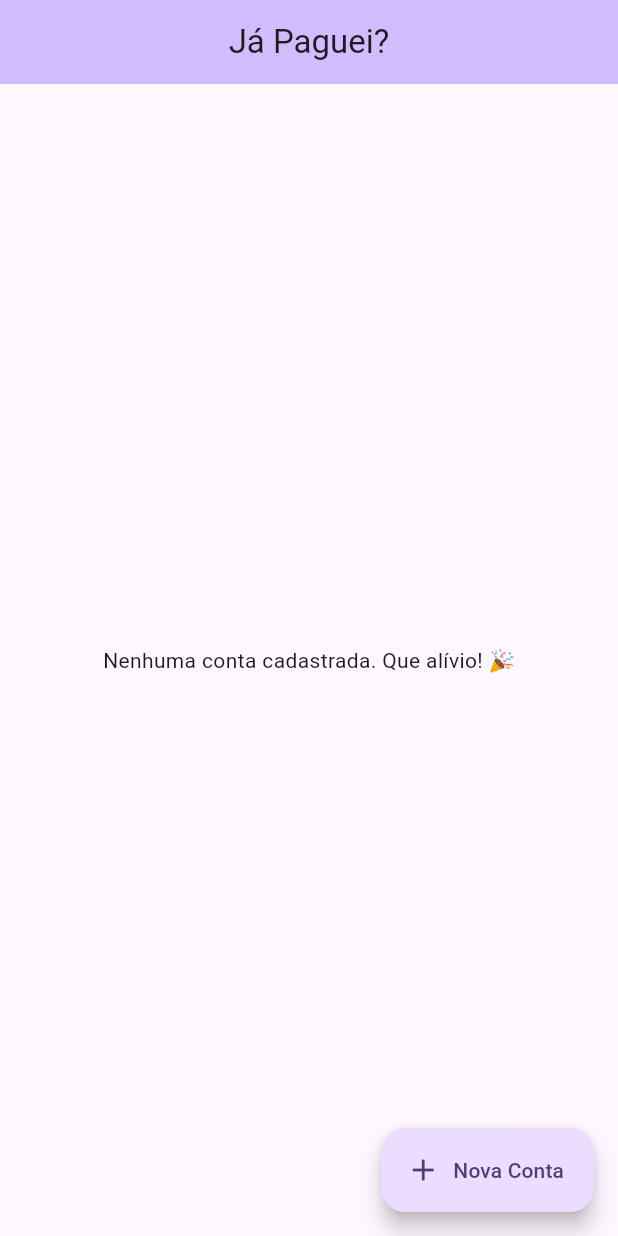
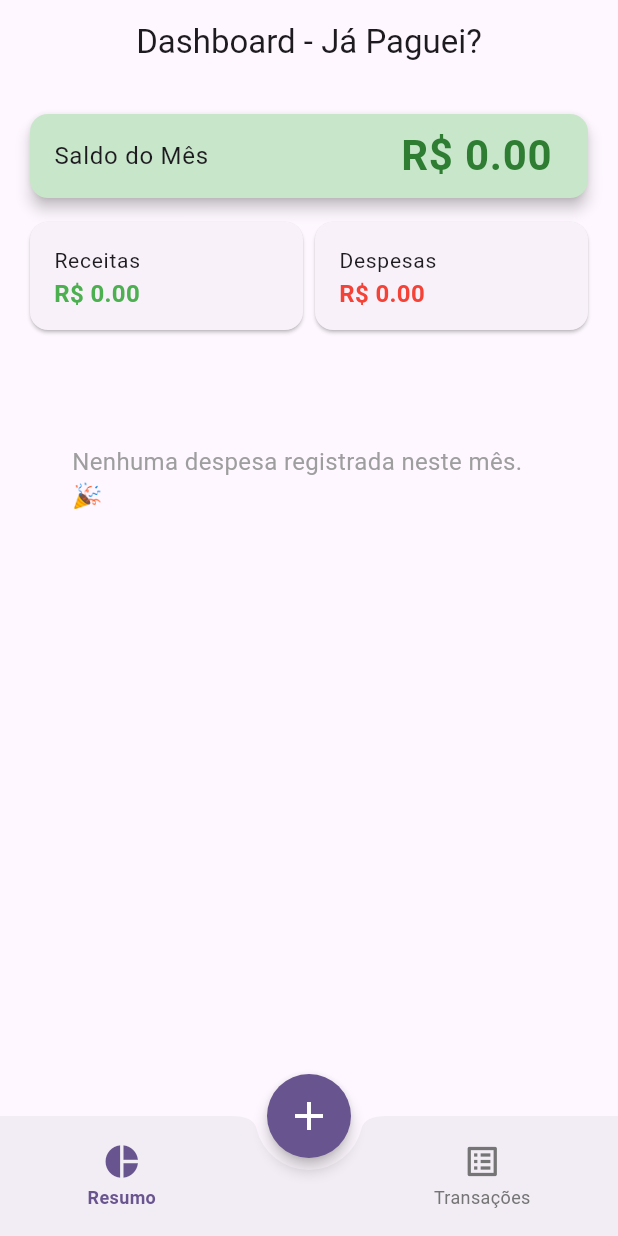
Before and after one commit to Half212/japaguei, a Flutter app: the screen it shows after launch, on a phone screen of 412 x 824 dp. Run offline on Flutter 3.47's test engine with Material 3 defaults, Android fonts, the phone set to English and light mode, and no system bars; our stand-ins replace fl_chart, hive, hive_flutter; accounts and stored records are empty.

Commit message:
implementando o flchart e historicos

```diff
--- a/lib/main.dart
+++ b/lib/main.dart
@@ -1,8 +1,10 @@
 import 'package:flutter/material.dart';
 import 'package:hive_flutter/hive_flutter.dart';
 import 'package:japaguei/screens/Home_Screen.dart';
+import 'package:japaguei/screens/Main_Screen.dart';
 import 'models/Conta.dart';
 import 'models/Financiamento.dart';
+
 
 void main() async {
   // Garante que os bindings do Flutter estão inicializados
@@ -33,7 +35,7 @@ class JaPagueiApp extends StatelessWidget {
         colorScheme: ColorScheme.fromSeed(seedColor: Colors.deepPurple),
         useMaterial3: true,
       ),
-      home: const HomeScreen(), // Tela principal que criaremos a seguir
+      home: const MainScreen(), // Tela principal que criaremos a seguir
     );
   }
 }
--- a/lib/models/Conta.dart
+++ b/lib/models/Conta.dart
@@ -19,11 +19,15 @@ class Conta extends HiveObject {
   @HiveField(4)
   String categoria; // Ex: Moradia, Alimentação, Transporte, Educação
 
+  @HiveField(5)
+  String tipo; // Pode ser 'receita' ou 'despesa'
+
   Conta({
     required this.titulo,
     required this.valor,
     required this.dataVencimento,
     this.jaPaguei = false,
     required this.categoria,
+    required this.tipo
   });
 }
--- /dev/null
+++ b/lib/screens/Home_Dashboard_screen.dart
@@ -0,0 +1,170 @@
+import 'package:flutter/material.dart';
+import 'package:hive_flutter/hive_flutter.dart';
+import 'package:fl_chart/fl_chart.dart';
+import '../models/Conta.dart';
+
+class HomeDashboardScreen extends StatelessWidget {
+  const HomeDashboardScreen({super.key});
+
+  @override
+  Widget build(BuildContext context) {
+    return Scaffold(
+      appBar: AppBar(
+        title: const Text('Dashboard - Já Paguei?'),
+        centerTitle: true,
+      ),
+      // O ValueListenableBuilder mantém os gráficos atualizados em tempo real
+      body: ValueListenableBuilder(
+        valueListenable: Hive.box<Conta>('contasBox').listenable(),
+        builder: (context, Box<Conta> box, _) {
+          final now = DateTime.now();
+
+          // 1. Filtrando apenas as transações do mês e ano atuais
+          final contasMesAtual = box.values.where((c) =>
+          c.dataVencimento.month == now.month &&
+              c.dataVencimento.year == now.year
+          ).toList();
+
+          double receitas = 0;
+          double despesas = 0;
+          Map<String, double> despesasPorCategoria = {};
+
+          // 2. Calculando os totais
+          for (var conta in contasMesAtual) {
+            // Assumindo que você adicionou o campo "tipo" (receita/despesa) no modelo
+            if (conta.tipo == 'receita') {
+              receitas += conta.valor;
+            } else {
+              despesas += conta.valor;
+
+              // 3. Agrupando valores para o gráfico de pizza
+              despesasPorCategoria.update(
+                  conta.categoria,
+                      (valorExistente) => valorExistente + conta.valor,
+                  ifAbsent: () => conta.valor
+              );
+            }
+          }
+
+          double saldo = receitas - despesas;
+
+          return SingleChildScrollView(
+            padding: const EdgeInsets.all(16.0),
+            child: Column(
+              crossAxisAlignment: CrossAxisAlignment.stretch,
+              children: [
+                // Cards de Resumo Financeiro
+                _buildResumoCards(receitas, despesas, saldo),
+
+                const SizedBox(height: 40),
+
+                // Gráfico de Pizza (Despesas por Categoria)
+                if (despesas > 0) ...[
+                  const Text(
+                    'Para onde está indo o dinheiro?',
+                    style: TextStyle(fontSize: 18, fontWeight: FontWeight.bold),
+                    textAlign: TextAlign.center,
+                  ),
+                  const SizedBox(height: 24),
+                  SizedBox(
+                    height: 250,
+                    child: _buildGraficoPizza(despesasPorCategoria),
+                  ),
+                ] else ...[
+                  const Center(
+                    child: Padding(
+                      padding: EdgeInsets.all(32.0),
+                      child: Text(
+                        'Nenhuma despesa registrada neste mês. 🎉',
+                        style: TextStyle(fontSize: 16, color: Colors.grey),
+                      ),
+                    ),
+                  )
+                ],
+              ],
+            ),
+          );
+        },
+      ),
+    );
+  }
+
+  // Widget extraído para montar os cards superiores
+  Widget _buildResumoCards(double receitas, double despesas, double saldo) {
+    return Column(
+      children: [
+        Card(
+          elevation: 4,
+          color: saldo >= 0 ? Colors.green.shade100 : Colors.red.shade100,
+          child: ListTile(
+            title: const Text('Saldo do Mês', style: TextStyle(fontSize: 16)),
+            trailing: Text(
+              'R\$ ${saldo.toStringAsFixed(2)}',
+              style: TextStyle(
+                fontSize: 28,
+                fontWeight: FontWeight.bold,
+                color: saldo >= 0 ? Colors.green.shade800 : Colors.red.shade800,
+              ),
+            ),
+          ),
+        ),
+        const SizedBox(height: 8),
+        Row(
+          children: [
+            Expanded(
+              child: Card(
+                child: ListTile(
+                  title: const Text('Receitas', style: TextStyle(fontSize: 14)),
+                  subtitle: Text('R\$ ${receitas.toStringAsFixed(2)}',
+                      style: const TextStyle(color: Colors.green, fontWeight: FontWeight.bold, fontSize: 16)),
+                ),
+              ),
+            ),
+            Expanded(
+              child: Card(
+                child: ListTile(
+                  title: const Text('Despesas', style: TextStyle(fontSize: 14)),
+                  subtitle: Text('R\$ ${despesas.toStringAsFixed(2)}',
+                      style: const TextStyle(color: Colors.red, fontWeight: FontWeight.bold, fontSize: 16)),
+                ),
+              ),
+            ),
+          ],
+        ),
+      ],
+    );
+  }
+
+  // Widget extraído para montar o gráfico
+  Widget _buildGraficoPizza(Map<String, double> categorias) {
+    // Paleta de cores para as fatias do gráfico
+    final cores = [
+      Colors.blue, Colors.red, Colors.green, Colors.orange,
+      Colors.purple, Colors.teal, Colors.pink, Colors.brown
+    ];
+
+    int colorIndex = 0;
+    List<PieChartSectionData> sections = [];
+
+    categorias.forEach((nomeDaCategoria, valorGasto) {
+      sections.add(
+          PieChartSectionData(
+            color: cores[colorIndex % cores.length],
+            value: valorGasto,
+            title: nomeDaCategoria,
+            radius: 60,
+            titleStyle: const TextStyle(fontSize: 12, fontWeight: FontWeight.bold, color: Colors.white),
+          )
+      );
+      colorIndex++;
+    });
+
+    return PieChart(
+      PieChartData(
+        sectionsSpace: 2,
+        centerSpaceRadius: 50,
+        sections: sections,
+      ),
+    );
+  }
+}
--- /dev/null
+++ b/lib/screens/Main_Screen.dart
@@ -0,0 +1,117 @@
+import 'package:flutter/material.dart';
+import '../services/Form_Bills.dart'; // O modal de registo
+import 'ManagementBills_Screen.dart';
+import 'Home_Dashboard_screen.dart';
+import 'ManagementBills_Screen.dart'; // O ecrã da lista agrupada que criámos
+
+
+class MainScreen extends StatefulWidget {
+  const MainScreen({super.key});
+
+  @override
+  State<MainScreen> createState() => _MainScreenState();
+}
+
+class _MainScreenState extends State<MainScreen> {
+  // Começamos no índice 0 (Dashboard)
+  int _indiceAtual = 0;
+
+  // Lista dos ecrãs que vamos alternar no corpo do Scaffold
+  final List<Widget> _ecras = [
+    const HomeDashboardScreen(),
+    const GerenciarContasScreen(), // Supondo que já criou a base deste ecrã
+  ];
+
+  @override
+  Widget build(BuildContext context) {
+    return Scaffold(
+      // O corpo muda consoante o ícone selecionado na barra inferior
+      body: _ecras[_indiceAtual],
+
+      // 1. O FAB
+      floatingActionButton: FloatingActionButton(
+        shape: const CircleBorder(), // Mantém o formato redondo perfeito
+        backgroundColor: Theme.of(context).colorScheme.primary,
+        foregroundColor: Theme.of(context).colorScheme.onPrimary,
+        elevation: 4,
+        onPressed: () => FormularioConta.mostrarModal(context),
+        child: const Icon(Icons.add, size: 32),
+      ),
+
+      // 2. A magia do posicionamento: encaixa o FAB ao centro da barra inferior
+      floatingActionButtonLocation: FloatingActionButtonLocation.centerDocked,
+
+      // 3. A Barra Inferior com o recorte
+      bottomNavigationBar: BottomAppBar(
+        shape: const CircularNotchedRectangle(), // Cria o recorte (notch) para o FAB
+        notchMargin: 8.0, // A margem de respiro entre o FAB e a barra
+        clipBehavior: Clip.antiAlias,
+        child: SizedBox(
+          height: kBottomNavigationBarHeight,
+          child: Row(
+            mainAxisAlignment: MainAxisAlignment.spaceAround,
+            children: [
+              // Lado Esquerdo: Dashboard
+              _construirItemNavegacao(
+                icone: Icons.pie_chart_outline,
+                iconeAtivo: Icons.pie_chart,
+                texto: 'Resumo',
+                indice: 0,
+              ),
+
+              // Espaço vazio ao centro para acomodar o FAB
+              const SizedBox(width: 48),
+
+              // Lado Direito: Gerir Contas
+              _construirItemNavegacao(
+                icone: Icons.list_alt_outlined,
+                iconeAtivo: Icons.list_alt,
+                texto: 'Transações',
+                indice: 1,
+              ),
+            ],
+          ),
+        ),
+      ),
+    );
+  }
+
+  // Método auxiliar para criar os botões da barra inferior de forma limpa
+  Widget _construirItemNavegacao({
+    required IconData icone,
+    required IconData iconeAtivo,
+    required String texto,
+    required int indice,
+  }) {
+    final isSelecionado = _indiceAtual == indice;
+    final cor = isSelecionado ? Theme.of(context).colorScheme.primary : Colors.grey.shade600;
+
+    return InkWell(
+      onTap: () => setState(() => _indiceAtual = indice),
+      borderRadius: BorderRadius.circular(16),
+      child: Padding(
+        padding: const EdgeInsets.symmetric(horizontal: 16.0, vertical: 4.0),
+        child: Column(
+          mainAxisSize: MainAxisSize.min,
+          mainAxisAlignment: MainAxisAlignment.center,
+          children: [
+            Icon(
+              isSelecionado ? iconeAtivo : icone,
+              color: cor,
+              size: 26,
+            ),
+            const SizedBox(height: 2),
+            Text(
+              texto,
+              style: TextStyle(
+                color: cor,
+                fontSize: 12,
+                fontWeight: isSelecionado ? FontWeight.bold : FontWeight.normal,
+              ),
+            ),
+          ],
+        ),
+      ),
+    );
+  }
+}
--- a/pubspec.yaml
+++ b/pubspec.yaml
@@ -37,6 +37,7 @@ dependencies:
   # The following adds the Cupertino Icons font to your application.
   # Use with the CupertinoIcons class for iOS style icons.
   cupertino_icons: ^1.0.8
+  fl_chart: ^1.2.0
 
 dev_dependencies:
   flutter_test:
```
Also changed, not shown: lib/screens/Home_Screen.dart (+6 -4 lines), lib/screens/ManagementBills_Screen.dart (added, +98 -0 lines), lib/services/Form_Bills.dart (added, +246 -0 lines), lib/models/Conta.g.dart.
